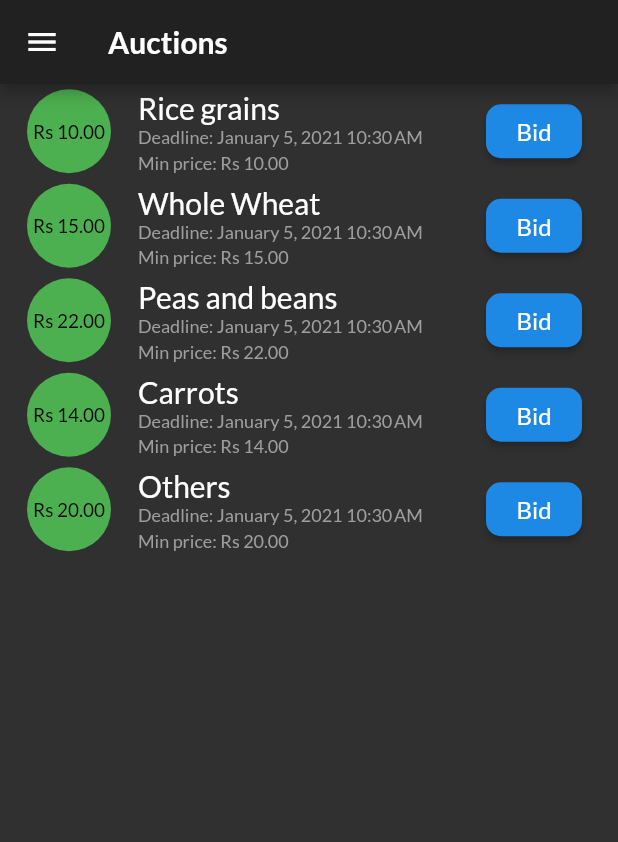
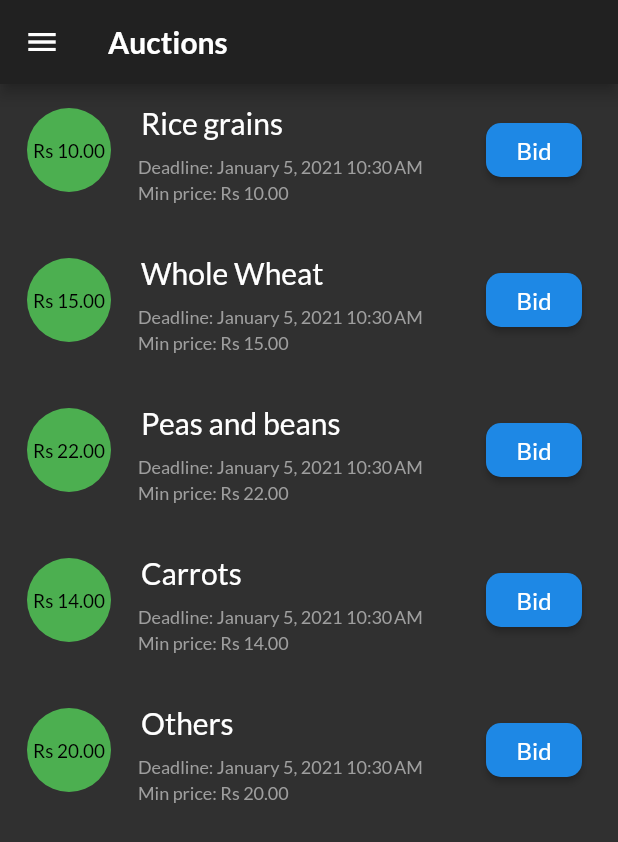
Before and after one commit to holadost/farmtotable, a Flutter app: the AuctionsOverviewScreen screen opened by its route, on a phone screen of 412 x 824 dp. Shown: the top 842 px of the screen. Run offline on Flutter 3.47's test engine with Material 2 defaults, Android fonts, the phone set to English and light mode, and no system bars.

Commit message:
A little more cleanup to make sure that the list tiles look nice.

```diff
--- a/dart/farmtotable/frodo/lib/screens/auctions_overview_screen.dart
+++ b/dart/farmtotable/frodo/lib/screens/auctions_overview_screen.dart
@@ -20,7 +20,9 @@ class AuctionsOverviewScreen extends StatelessWidget {
     );
     final body = ListView.builder(
       itemBuilder: (ctx, ii) {
-        return ListTile(
+        return Container(
+          height: 100,
+          child: ListTile(
             onTap: () {
               Navigator.of(ctx).pushNamed(ItemAuctionScreen.routeName,
                   arguments: auctions[ii]);
@@ -38,10 +40,13 @@ class AuctionsOverviewScreen extends StatelessWidget {
                     ),
                   )),
             ),
-          title: Text(
+            title: Padding(
+              padding: const EdgeInsets.symmetric(horizontal: 2.0, vertical: 10.0),
+              child: Text(
                 auctions[ii].itemName,
                 style: Theme.of(context).textTheme.headline6,
                 textAlign: TextAlign.left,
+              ),
             ),
             subtitle: Column(
               crossAxisAlignment: CrossAxisAlignment.start,
@@ -81,6 +86,7 @@ class AuctionsOverviewScreen extends StatelessWidget {
                   "Bid", style: TextStyle(fontSize: 16),),
               ),
             ),
+          ),
         );
       },
       itemCount: auctions.length,
```
Lines whose indentation alone changed are shown as unchanged.
